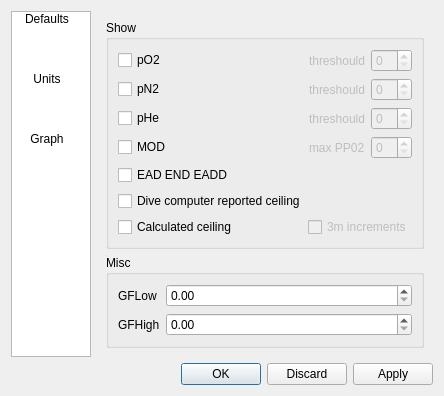
The window that qt-ui/preferences.ui (subsurface/subsurface) describes before a commit, drawn with Qt 5.
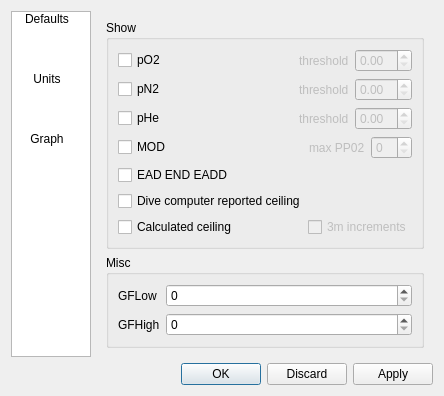
The same window after the commit. The open tabs and pages were chosen to show the change. Icons and pictures are not drawn.

Commit message: Connect preferences to the rest of the code

The edit to the form file:
```diff
--- a/qt-ui/preferences.ui
+++ b/qt-ui/preferences.ui
@@ -449,12 +449,12 @@
                  <bool>false</bool>
                 </property>
                 <property name="text">
-                 <string>threshould</string>
+                 <string>threshold</string>
                 </property>
                </widget>
               </item>
               <item>
-               <widget class="QSpinBox" name="po2Threashould">
+               <widget class="QDoubleSpinBox" name="po2Threshold">
                 <property name="enabled">
                  <bool>false</bool>
                 </property>
@@ -490,12 +490,12 @@
                  <bool>false</bool>
                 </property>
                 <property name="text">
-                 <string>threshould</string>
+                 <string>threshold</string>
                 </property>
                </widget>
               </item>
               <item>
-               <widget class="QSpinBox" name="pn2Threshould">
+               <widget class="QDoubleSpinBox" name="pn2Threshold">
                 <property name="enabled">
                  <bool>false</bool>
                 </property>
@@ -531,12 +531,12 @@
                  <bool>false</bool>
                 </property>
                 <property name="text">
-                 <string>threshould</string>
+                 <string>threshold</string>
                 </property>
                </widget>
               </item>
               <item>
-               <widget class="QSpinBox" name="pheThreshould">
+               <widget class="QDoubleSpinBox" name="pheThreshold">
                 <property name="enabled">
                  <bool>false</bool>
                 </property>
@@ -650,7 +650,7 @@
              </widget>
             </item>
             <item row="0" column="1">
-             <widget class="QDoubleSpinBox" name="gflow"/>
+             <widget class="QSpinBox" name="gflow"/>
             </item>
             <item row="1" column="0">
              <widget class="QLabel" name="label_20">
@@ -660,7 +660,7 @@
              </widget>
             </item>
             <item row="1" column="1">
-             <widget class="QDoubleSpinBox" name="gfhigh"/>
+             <widget class="QSpinBox" name="gfhigh"/>
             </item>
            </layout>
           </widget>
```
Left out of the diff: 6 changed lines with no effect on the pictures. The commit also changes 9 other files.
